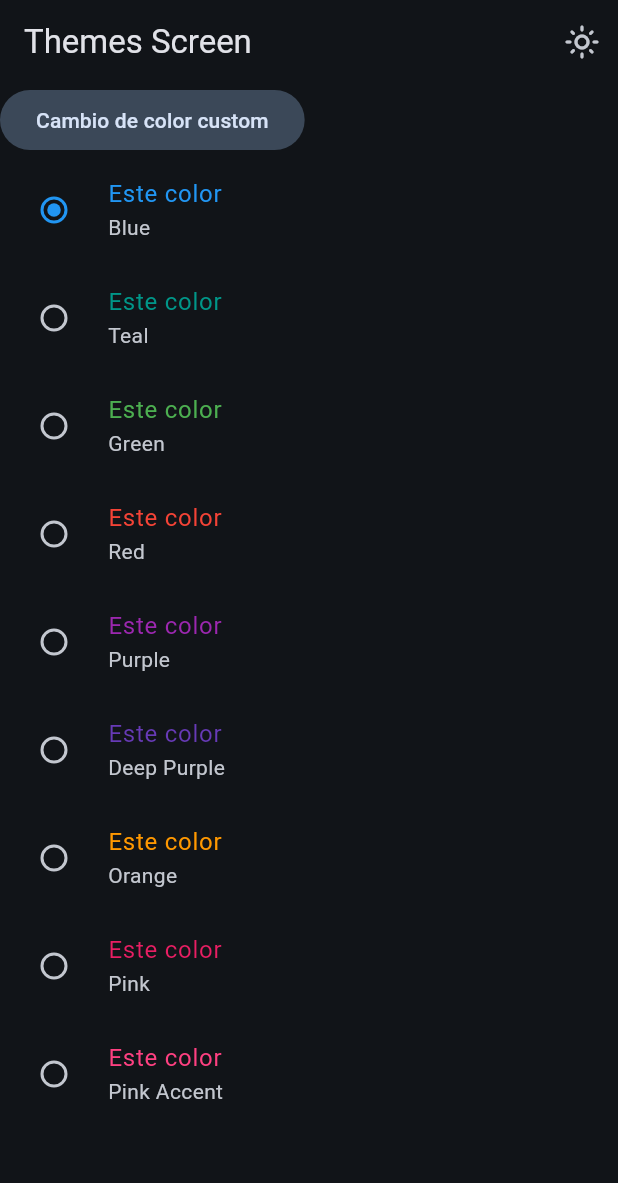
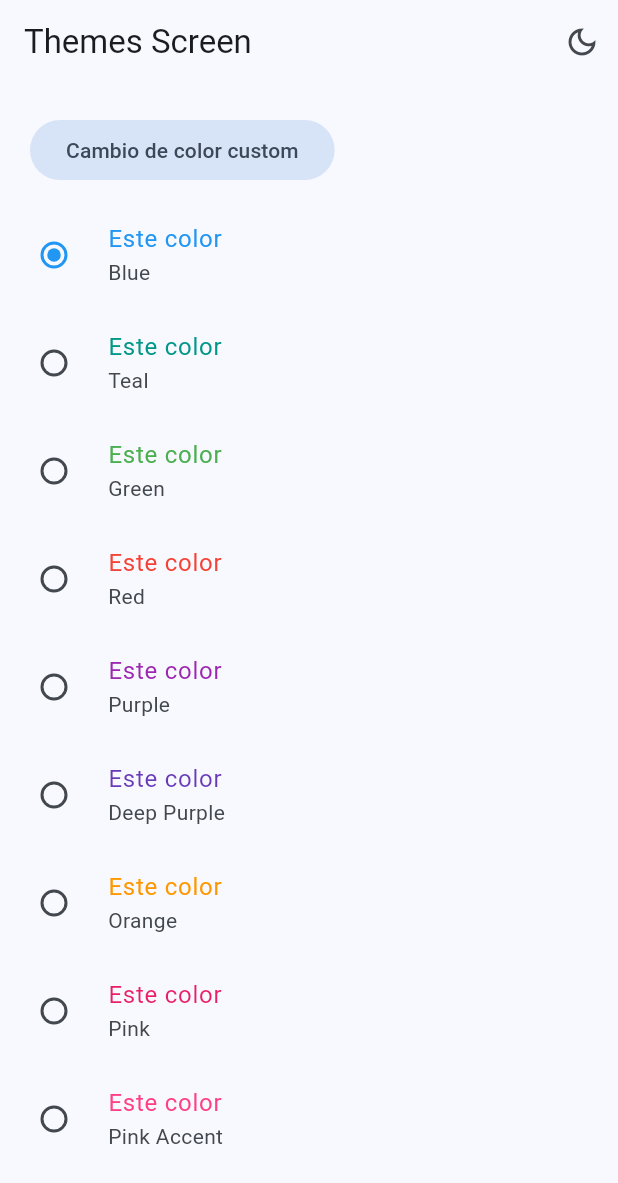
Before and after one commit to JorgeMunarriz/widgets_app, a Flutter app: the ThemesScreen screen opened by its route, after a tap on "Este color", on a phone screen of 412 x 824 dp. Shown: the top 1183 px of the screen. Run offline on Flutter 3.47's test engine with Material 3 defaults, Android fonts, the phone set to English and light mode, and no system bars; our stand-ins replace animate_do, flutter_riverpod, go_router.

Commit message:
StateNotifier implementado, proyecto finalizado

```diff
--- a/lib/config/theme/app_theme.dart
+++ b/lib/config/theme/app_theme.dart
@@ -13,7 +13,7 @@ const colorList = <Color>[
 ];
 
 final colorNames = <Color, String>{
-  Colors.blue : 'Blue',
+  Colors.blue: 'Blue',
   Colors.teal: 'Teal',
   Colors.green: 'Green',
   Colors.red: 'Red',
@@ -24,23 +24,41 @@ final colorNames = <Color, String>{
   Colors.pinkAccent: 'Pink Accent',
 };
 
-
 class AppTheme {
   final int?
       selectedColor; // Cambiado a nullable para manejar el color personalizado
   final Color? customColor; // Nuevo campo para el color personalizado
   final bool isDarkMode;
+  final bool useCustomColor;
 
   AppTheme({
     this.selectedColor,
     this.customColor,
     this.isDarkMode = false,
+    this.useCustomColor = false,
   }) : assert(
-            selectedColor == null ||
-                (selectedColor >= 0 && selectedColor < colorList.length),
-            'Selected color index must be between 0 and ${colorList.length - 1}');
+          selectedColor == null ||
+              (selectedColor >= 0 && selectedColor < colorList.length),
+          'Selected color index must be between 0 and ${colorList.length - 1}',
+        );
 
-  Color get activeColor => customColor ?? colorList[selectedColor ?? 0];
+  Color get activeColor => useCustomColor && customColor != null
+      ? customColor!
+      : colorList[selectedColor ?? 0];
+
+  AppTheme copyWith({
+    int? selectedColor,
+    bool? isDarkMode,
+    Color? customColor,
+    bool? useCustomColor,
+  }) {
+    return AppTheme(
+      selectedColor: selectedColor ?? this.selectedColor,
+      isDarkMode: isDarkMode ?? this.isDarkMode,
+      customColor: customColor ?? this.customColor,
+      useCustomColor: useCustomColor ?? this.useCustomColor,
+    );
+  }
 
   ThemeData getTheme() => ThemeData(
         useMaterial3: true,
--- a/lib/presentation/providers/theme_dark_provider.dart
+++ b/lib/presentation/providers/theme_dark_provider.dart
@@ -1,3 +1,4 @@
+import 'package:flutter/material.dart';
 import 'package:flutter_riverpod/flutter_riverpod.dart';
 import 'package:widgets_app/config/theme/app_theme.dart';
 
@@ -5,6 +6,25 @@ final isDarkModeProvider = StateProvider<bool>((ref) => true);
 
 final colorListProvider = Provider((ref) => colorList);
 
+final selectedcolorListProvider = StateProvider((ref) => 0);
+final useCustomColorProvider = StateProvider<bool>((ref) => false);
 
+final themeNotifierProvider = StateNotifierProvider<ThemeNotifier, AppTheme>(
+  (ref) => ThemeNotifier(),
+);
 
-final selectedcolorListProvider = StateProvider((ref) => 0);
+// Controller o Notifier
+class ThemeNotifier extends StateNotifier<AppTheme> {
+  ThemeNotifier() : super(AppTheme());
+  void toggleDarkMode() {
+    state = state.copyWith(isDarkMode: !state.isDarkMode);
+  }
+
+  void changeColorIndex(int colorIndex) {
+    state = state.copyWith(selectedColor: colorIndex, useCustomColor: false);
+  }
+
+  void changeCustomColor(Color color) {
+    state = state.copyWith(customColor: color, useCustomColor: true);
+  }
+}
--- a/lib/presentation/screens/themes/themes_screen.dart
+++ b/lib/presentation/screens/themes/themes_screen.dart
@@ -10,16 +10,14 @@ class ThemesScreen extends ConsumerWidget {
 
   @override
   Widget build(BuildContext context, WidgetRef ref) {
-    final isDarkMode = ref.watch(isDarkModeProvider);
+    final isDarkMode = ref.watch(themeNotifierProvider).isDarkMode;
     return Scaffold(
       appBar: AppBar(
         title: const Text('Themes Screen'),
         actions: [
           IconButton(
             onPressed: () {
-              ref
-                  .read(isDarkModeProvider.notifier)
-                  .update((isDarkMode) => !isDarkMode);
+              ref.read(themeNotifierProvider.notifier).toggleDarkMode();
             },
             icon: isDarkMode
                 ? const Icon(Icons.light_mode_outlined)
@@ -31,7 +29,9 @@ class ThemesScreen extends ConsumerWidget {
         crossAxisAlignment: CrossAxisAlignment.start,
         mainAxisAlignment: MainAxisAlignment.start,
         children: [
-          FilledButton.tonal(
+          Padding(
+            padding: const EdgeInsets.fromLTRB(20, 20, 0, 10),
+            child: FilledButton.tonal(
               onPressed: () {
                 showDialog(
                   context: context,
@@ -39,6 +39,7 @@ class ThemesScreen extends ConsumerWidget {
                 );
               },
               child: const Text("Cambio de color custom"),
+            ),
           ),
           const Expanded(child: _ThemeChangerView()),
         ],
@@ -104,8 +105,9 @@ class _ColorPickerDialogState extends State<ColorPickerDialog> {
         ),
         TextButton(
           onPressed: () {
-            widget.ref.read(selectedcolorListProvider.notifier).state =
-                selectedColor.value;
+            widget.ref
+                .read(themeNotifierProvider.notifier)
+                .changeCustomColor(selectedColor);
             Navigator.pop(context);
           },
           child: const Text('Aceptar'),
@@ -121,7 +123,7 @@ class _ThemeChangerView extends ConsumerWidget {
   @override
   Widget build(BuildContext context, ref) {
     final List<Color> colors = ref.watch(colorListProvider);
-    final int selectedColor = ref.watch(selectedcolorListProvider);
+    final selectedColor = ref.watch(themeNotifierProvider).selectedColor;
 
     return ListView.builder(
       itemCount: colors.length,
@@ -138,7 +140,8 @@ class _ThemeChangerView extends ConsumerWidget {
           value: index,
           groupValue: selectedColor,
           onChanged: (value) {
-            ref.read(selectedcolorListProvider.notifier).state = index;
+            // ref.read(selectedcolorListProvider.notifier).state = index;
+            ref.read(themeNotifierProvider.notifier).changeColorIndex(index);
           },
         );
       },
```
Also changed, not shown: lib/main.dart (+9 -11 lines). Lines whose indentation alone changed are shown as unchanged.
